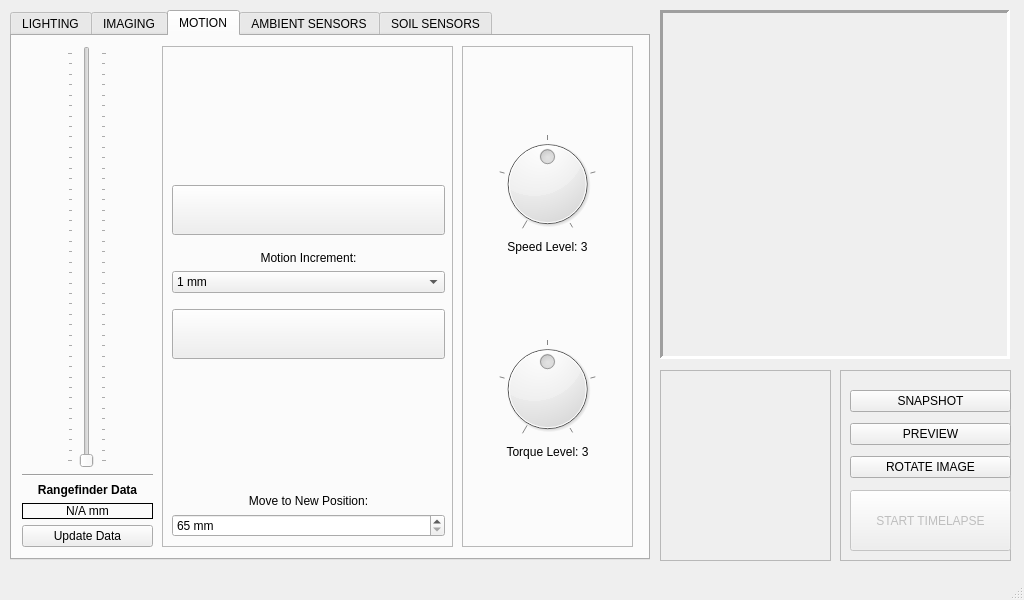
The window that _ui/FlashLapse_Pro.ui (CoCl-Jerry/Flashlapse_Pro_Dev) describes before a commit, drawn with Qt 5.
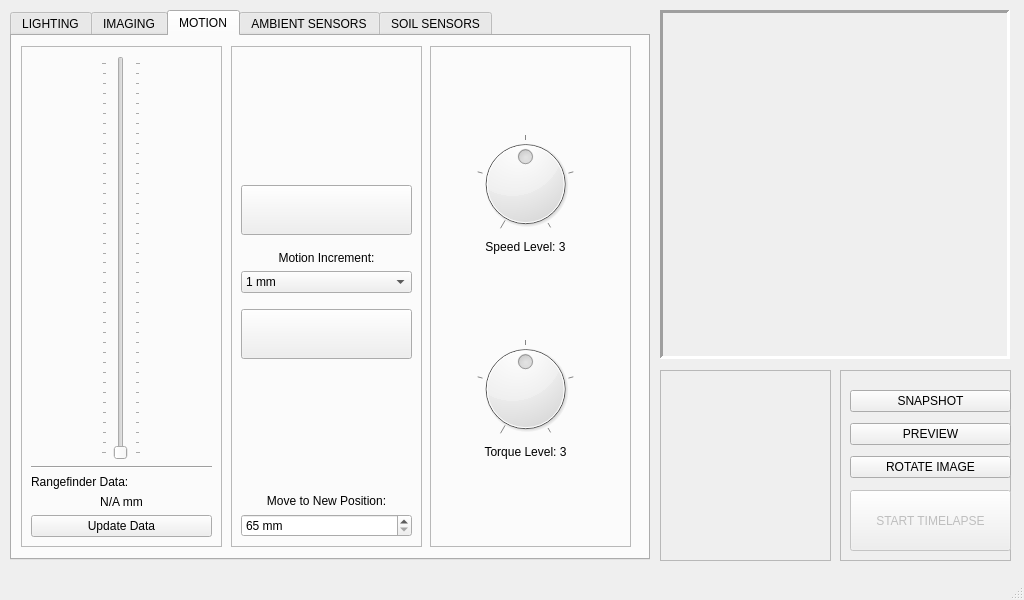
The same window after the commit. Icons and pictures are not drawn.

Diff of the .ui file:
```diff
--- a/_ui/FlashLapse_Pro.ui
+++ b/_ui/FlashLapse_Pro.ui
@@ -507,83 +507,12 @@
      <attribute name="title">
       <string>MOTION</string>
      </attribute>
-     <widget class="QWidget" name="verticalLayoutWidget">
-      <property name="geometry">
-       <rect>
-        <x>10</x>
-        <y>10</y>
-        <width>131</width>
-        <height>501</height>
-       </rect>
-      </property>
-      <layout class="QVBoxLayout" name="verticalLayout_6">
-       <item alignment="Qt::AlignHCenter">
-        <widget class="QSlider" name="PositionSlider">
-         <property name="minimumSize">
-          <size>
-           <width>40</width>
-           <height>0</height>
-          </size>
-         </property>
-         <property name="minimum">
-          <number>65</number>
-         </property>
-         <property name="maximum">
-          <number>455</number>
-         </property>
-         <property name="orientation">
-          <enum>Qt::Vertical</enum>
-         </property>
-         <property name="tickPosition">
-          <enum>QSlider::TicksBothSides</enum>
-         </property>
-         <property name="tickInterval">
-          <number>10</number>
-         </property>
-        </widget>
-       </item>
-       <item>
-        <widget class="Line" name="line_2">
-         <property name="orientation">
-          <enum>Qt::Horizontal</enum>
-         </property>
-        </widget>
-       </item>
-       <item>
-        <widget class="QLabel" name="Rangefinder_text_label">
-         <property name="text">
-          <string>&lt;html&gt;&lt;head/&gt;&lt;body&gt;&lt;p align=&quot;center&quot;&gt;&lt;span style=&quot; font-weight:700;&quot;&gt;Rangefinder Data&lt;/span&gt;&lt;/p&gt;&lt;/body&gt;&lt;/html&gt;</string>
-         </property>
-        </widget>
-       </item>
-       <item>
-        <widget class="QLabel" name="Rangefinder_data_label">
-         <property name="frameShape">
-          <enum>QFrame::Box</enum>
-         </property>
-         <property name="text">
-          <string>N/A mm</string>
-         </property>
-         <property name="alignment">
-          <set>Qt::AlignCenter</set>
-         </property>
-        </widget>
-       </item>
-       <item>
-        <widget class="QPushButton" name="pushButton">
-         <property name="text">
-          <string>Update Data</string>
-         </property>
-        </widget>
-       </item>
-      </layout>
-     </widget>
      <widget class="QFrame" name="frame">
       <property name="geometry">
        <rect>
-        <x>150</x>
+        <x>219</x>
         <y>10</y>
-        <width>291</width>
+        <width>191</width>
         <height>501</height>
        </rect>
       </property>
@@ -598,7 +527,7 @@
         <rect>
          <x>10</x>
          <y>10</y>
-         <width>273</width>
+         <width>171</width>
          <height>481</height>
         </rect>
        </property>
@@ -768,9 +697,9 @@
      <widget class="QFrame" name="frame_2">
       <property name="geometry">
        <rect>
-        <x>450</x>
+        <x>418</x>
         <y>10</y>
-        <width>171</width>
+        <width>201</width>
         <height>501</height>
        </rect>
       </property>
@@ -785,7 +714,7 @@
         <rect>
          <x>10</x>
          <y>10</y>
-         <width>151</width>
+         <width>171</width>
          <height>481</height>
         </rect>
        </property>
@@ -884,6 +813,93 @@
        </layout>
       </widget>
      </widget>
+     <widget class="QFrame" name="frame_4">
+      <property name="geometry">
+       <rect>
+        <x>9</x>
+        <y>10</y>
+        <width>201</width>
+        <height>501</height>
+       </rect>
+      </property>
+      <property name="frameShape">
+       <enum>QFrame::StyledPanel</enum>
+      </property>
+      <property name="frameShadow">
+       <enum>QFrame::Sunken</enum>
+      </property>
+      <widget class="QWidget" name="verticalLayoutWidget">
+       <property name="geometry">
+        <rect>
+         <x>10</x>
+         <y>10</y>
+         <width>181</width>
+         <height>481</height>
+        </rect>
+       </property>
+       <layout class="QVBoxLayout" name="verticalLayout_6">
+        <item alignment="Qt::AlignHCenter">
+         <widget class="QSlider" name="PositionSlider">
+          <property name="minimumSize">
+           <size>
+            <width>40</width>
+            <height>0</height>
+           </size>
+          </property>
+          <property name="minimum">
+           <number>65</number>
+          </property>
+          <property name="maximum">
+           <number>455</number>
+          </property>
+          <property name="orientation">
+           <enum>Qt::Vertical</enum>
+          </property>
+          <property name="tickPosition">
+           <enum>QSlider::TicksBothSides</enum>
+          </property>
+          <property name="tickInterval">
+           <number>10</number>
+          </property>
+         </widget>
+        </item>
+        <item>
+         <widget class="Line" name="line_2">
+          <property name="orientation">
+           <enum>Qt::Horizontal</enum>
+          </property>
+         </widget>
+        </item>
+        <item>
+         <widget class="QLabel" name="Rangefinder_text_label">
+          <property name="text">
+           <string>&lt;html&gt;&lt;head/&gt;&lt;body&gt;&lt;p align=&quot;center&quot;&gt;&lt;span style=&quot; font-weight:700;&quot;&gt;Rangefinder Data:&lt;/span&gt;&lt;/p&gt;&lt;/body&gt;&lt;/html&gt;</string>
+          </property>
+         </widget>
+        </item>
+        <item>
+         <widget class="QLabel" name="Rangefinder_data_label">
+          <property name="frameShape">
+           <enum>QFrame::NoFrame</enum>
+          </property>
+          <property name="text">
+           <string>N/A mm</string>
+          </property>
+          <property name="alignment">
+           <set>Qt::AlignCenter</set>
+          </property>
+         </widget>
+        </item>
+        <item>
+         <widget class="QPushButton" name="pushButton">
+          <property name="text">
+           <string>Update Data</string>
+          </property>
+         </widget>
+        </item>
+       </layout>
+      </widget>
+     </widget>
     </widget>
     <widget class="QWidget" name="tab_4">
      <attribute name="title">
```
